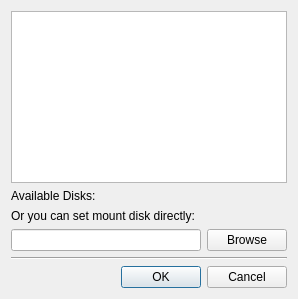
The window that staj-projeleri/puding/data/ui/qtSelectDisk.ui (pars-linux/uludag) describes before a commit, drawn with Qt 5.
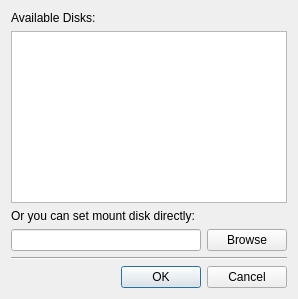
The same window after the commit.

Commit message: now checksum function supports progress for ProgressBar. And add warning dialog function for qt-gui, but still not working correctly.

Patch:
```diff
--- a/staj-projeleri/puding/data/ui/qtSelectDisk.ui
+++ b/staj-projeleri/puding/data/ui/qtSelectDisk.ui
@@ -14,9 +14,6 @@
    <string>Dialog</string>
   </property>
   <layout class="QVBoxLayout" name="verticalLayout">
-   <item>
-    <widget class="QListWidget" name="listWidget"/>
-   </item>
    <item>
     <widget class="QLabel" name="label">
      <property name="text">
@@ -24,6 +21,9 @@
      </property>
     </widget>
    </item>
+   <item>
+    <widget class="QListWidget" name="listWidget"/>
+   </item>
    <item>
     <widget class="QLabel" name="label_2">
      <property name="text">
```
The commit also changes 3 other files.
